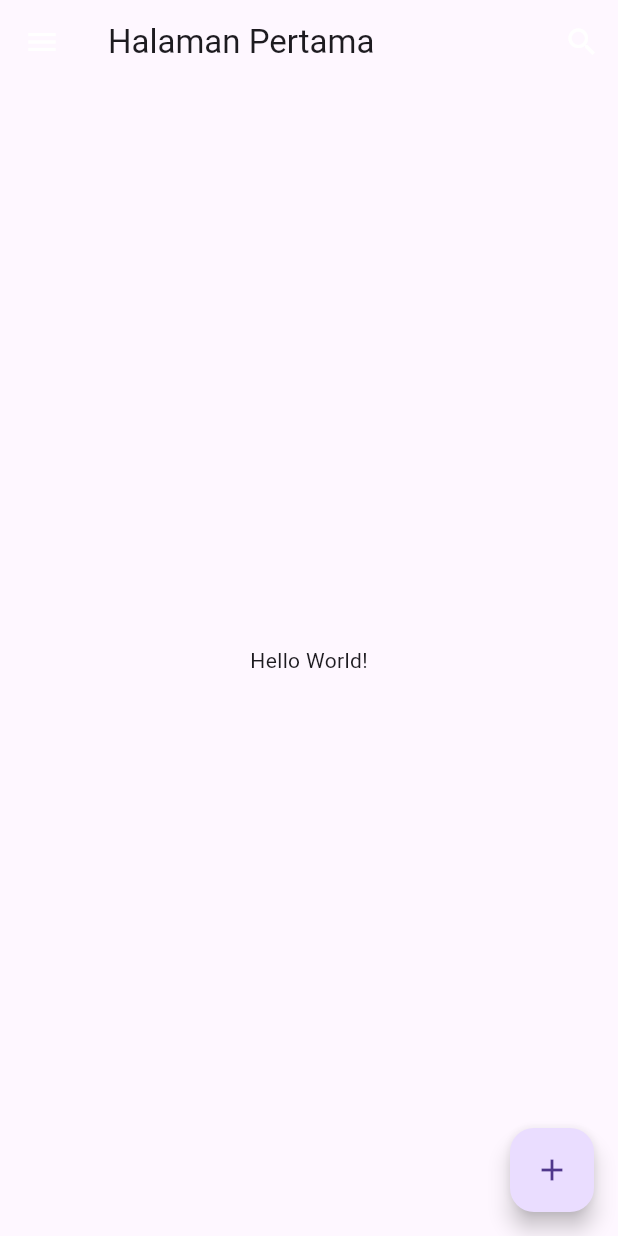
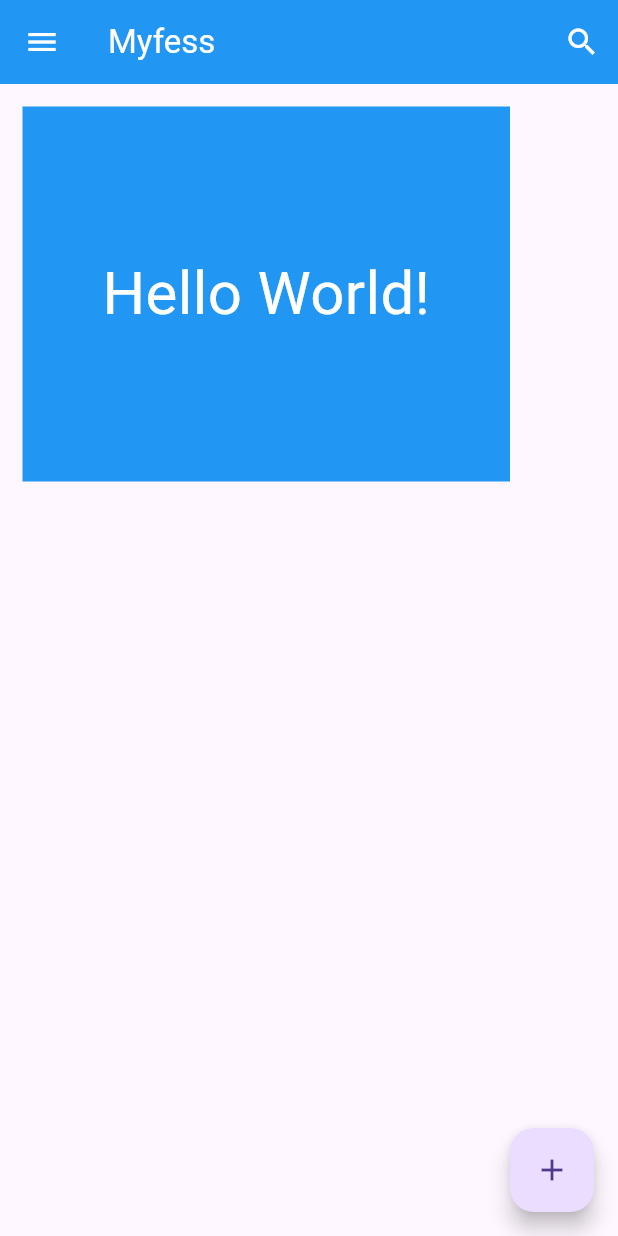
Before and after one commit to anggiimaulana/flutter-dasar-dicoding, a Flutter app: the screen it shows after launch, on a phone screen of 412 x 824 dp. Run offline on Flutter 3.47's test engine with Material 3 defaults, Android fonts, the phone set to English and light mode, and no system bars.

Commit message:
scaffold dan Container

```diff
--- a/lib/main.dart
+++ b/lib/main.dart
@@ -25,7 +25,9 @@ class FirstScreen extends StatelessWidget {
   Widget build(BuildContext context) {
     return Scaffold(
       appBar: AppBar(
-        title: const Text('Halaman Pertama'),
+        backgroundColor: Colors.blue,
+        title: const Text('Myfess',
+            style: TextStyle(color: Colors.white)),
         actions: [
           IconButton(
             icon: const Icon(
@@ -43,9 +45,18 @@ class FirstScreen extends StatelessWidget {
           onPressed: () {},
         ),
       ),
-      body: const Center(
-        child: Text('Hello World!'),
-      ),
+      body: Container(
+          color: Colors.blue,
+          width: 325,
+          height: 250,
+          padding: const EdgeInsets.all(15),
+          margin: const EdgeInsets.all(15),
+          child: const Center(
+            child: Text(
+              'Hello World!',
+              style: TextStyle(fontSize: 40, color: Colors.white),
+            ),
+          )),
       floatingActionButton: FloatingActionButton(
         child: const Icon(Icons.add),
         onPressed: () {},
```
